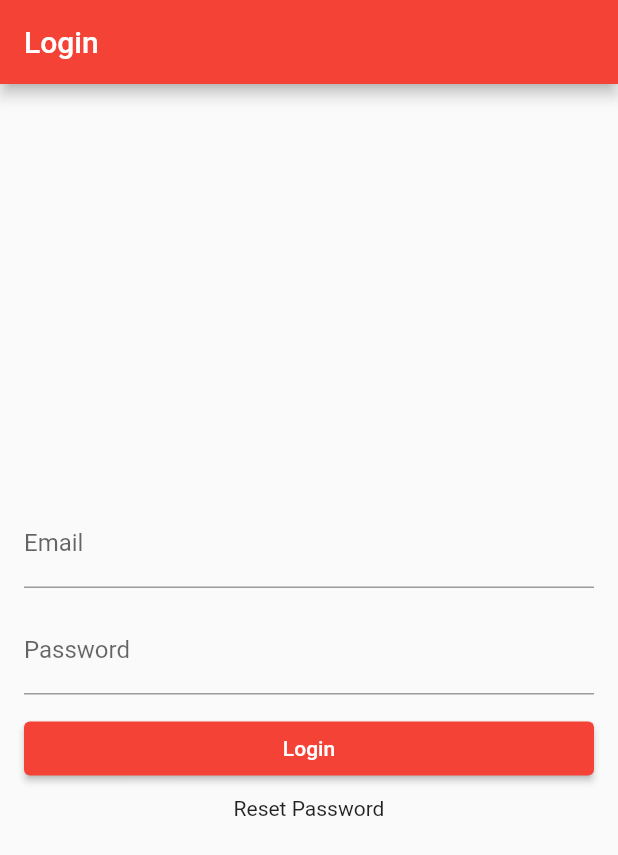
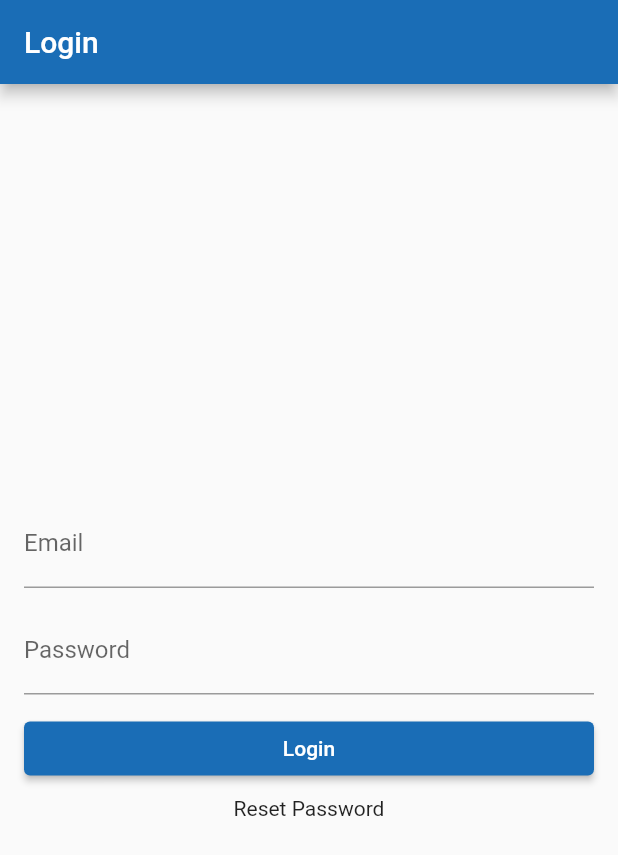
Before and after one commit to markhallak/AnxietyGo, a Flutter app: the screen it shows after launch, on a phone screen of 412 x 824 dp. Shown: the top 855 px of the screen. Run offline on Flutter 3.47's test engine with Material 2 defaults, Android fonts, the phone set to English and light mode, and no system bars; our stand-ins replace carousel_slider.

Commit message:
base theme configuration

```diff
--- a/lib/main.dart
+++ b/lib/main.dart
@@ -1,5 +1,7 @@
 import 'package:anxiety_go/pages/Login.dart';
 import 'package:flutter/material.dart';
+
+import 'package:anxiety_go/shared/theme.dart';
 
 Future<void> main() async {
   WidgetsFlutterBinding.ensureInitialized();
@@ -21,7 +23,7 @@ class MyApp extends StatelessWidget {
       title: 'AnxietyGo',
       debugShowCheckedModeBanner: false,
       theme: ThemeData(
-        primarySwatch: Colors.red,
+        primarySwatch: primary,
       ),
       home: const LoginPage(),
     );
--- /dev/null
+++ b/lib/shared/theme.dart
@@ -0,0 +1,24 @@
+import 'package:flutter/material.dart';
+
+const MaterialColor primary = MaterialColor(_primaryPrimaryValue, <int, Color>{
+  50: Color(0xFFE4EDF6),
+  100: Color(0xFFBAD3E9),
+  200: Color(0xFF8DB6DB),
+  300: Color(0xFF5F99CC),
+  400: Color(0xFF3C83C1),
+  500: Color(_primaryPrimaryValue),
+  600: Color(0xFF1765AF),
+  700: Color(0xFF135AA6),
+  800: Color(0xFF0F509E),
+  900: Color(0xFF083E8E),
+});
+const int _primaryPrimaryValue = 0xFF1A6DB6;
+
+const MaterialColor primaryAccent =
+    MaterialColor(_primaryAccentValue, <int, Color>{
+  100: Color(0xFFBCD3FF),
+  200: Color(_primaryAccentValue),
+  400: Color(0xFF5690FF),
+  700: Color(0xFF3C80FF),
+});
+const int _primaryAccentValue = 0xFF89B2FF;
```
